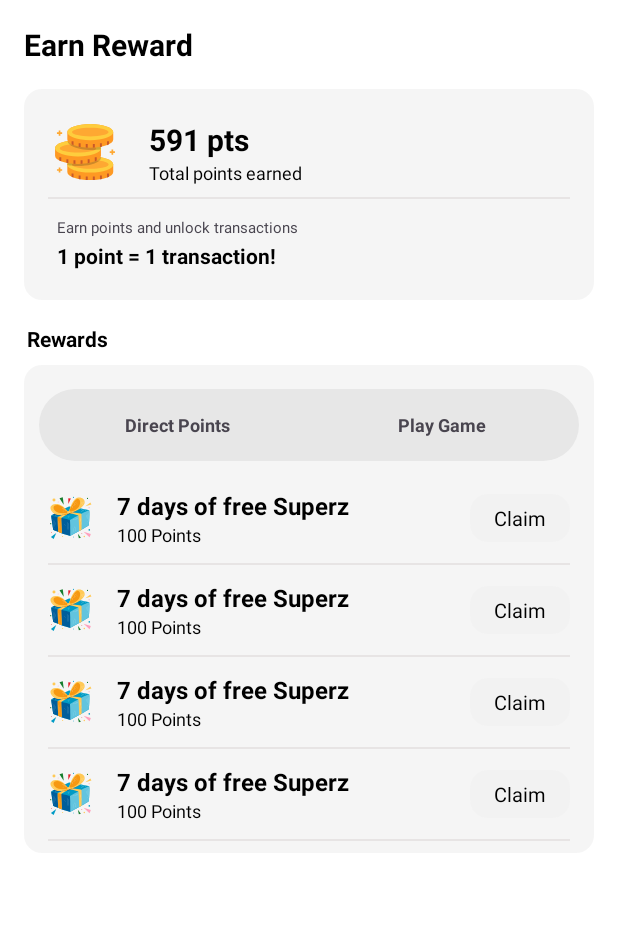
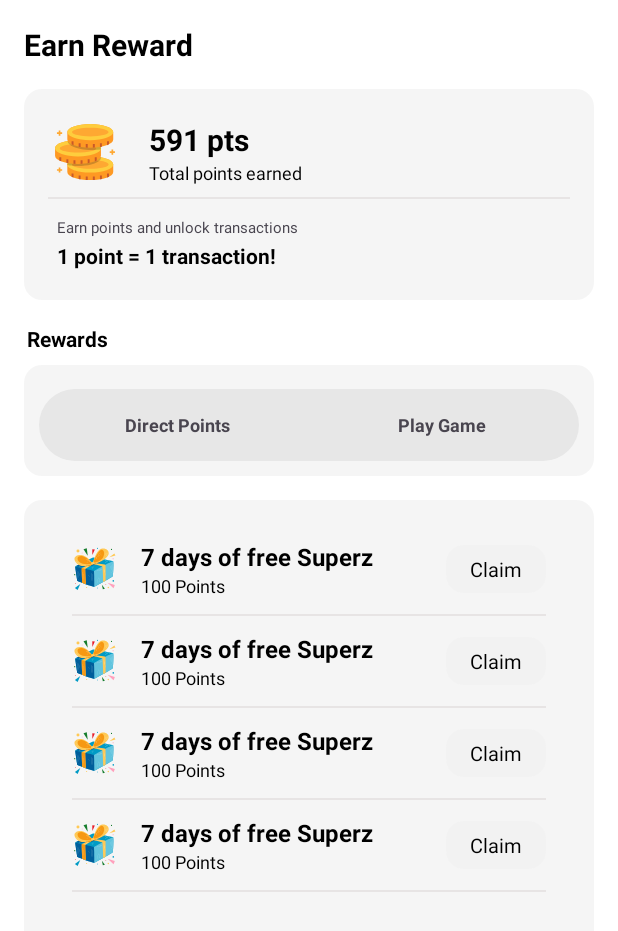
Before and after one commit to bankit123/Expense-Manager, an Android app: the layout fragment_reward.xml on its own in the app's theme, with its tools: preview values and no code run, on a phone screen of 412 x 824 dp. Shown: the top 931 px of the screen. Run offline under Robolectric (Android 15) with nearby library versions, the phone set to English and light mode, and no system bars.

Commit message:
- update to reward 1, version 3

```diff
--- a/app/src/main/res/layout/fragment_reward.xml
+++ b/app/src/main/res/layout/fragment_reward.xml
@@ -148,6 +148,7 @@
                     android:layout_height="48dp"
                     android:layout_marginHorizontal="10dp"
                     android:layout_marginTop="16dp"
+                    android:layout_marginBottom="10dp"
                     android:background="@drawable/bg_segment_container"
                     android:gravity="center"
                     android:orientation="horizontal"
@@ -181,18 +182,24 @@
 
                 </LinearLayout>
 
+
+
+
+            </LinearLayout>
+
             <androidx.recyclerview.widget.RecyclerView
                 android:id="@+id/rewards_list"
                 android:layout_width="match_parent"
                 android:layout_height="match_parent"
                 tools:listitem="@layout/item_reward_card"
+                android:background="@drawable/bg_card_account_details"
+                android:layout_margin="16dp"
+                android:paddingVertical="16dp"
+                android:paddingHorizontal="16dp"
                 tools:itemCount="4"
                 android:clipToPadding="false"
                 android:paddingTop="8dp"
                 android:paddingBottom="8dp" />
-
-
-            </LinearLayout>
 
 
 
```
Lines whose indentation alone changed are shown as unchanged.
